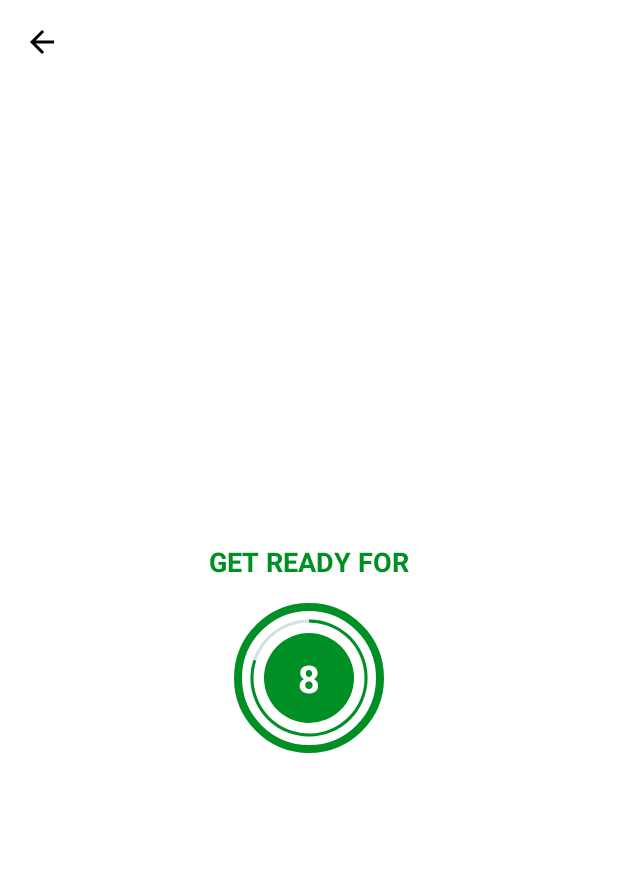
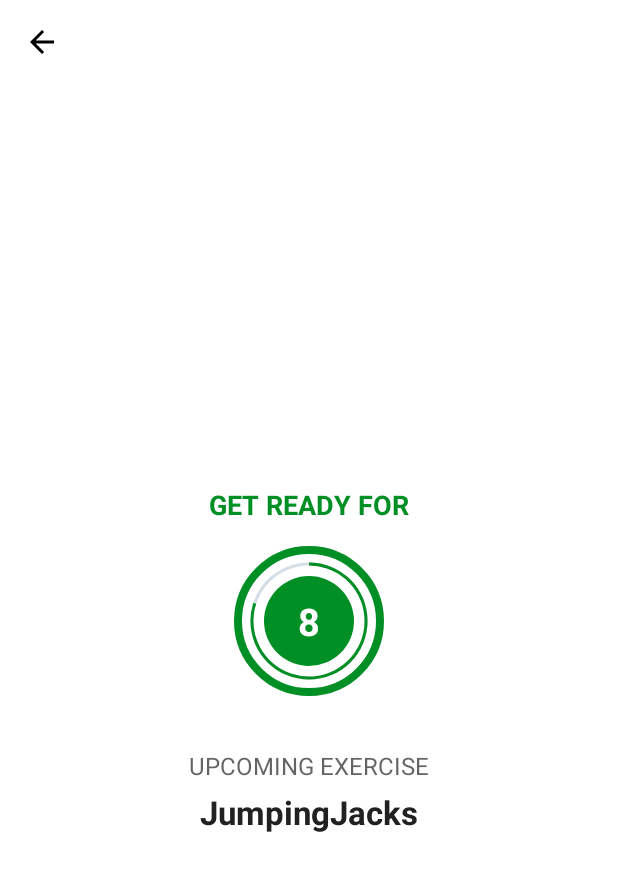
Before and after one commit to liguopengbenli/workoutAPP, an Android app: the ExerciseActivity screen opened directly, with no data from a screen before it, on a phone screen of 412 x 824 dp. Shown: the top 871 px of the screen. Run offline under Robolectric (Android 15) with nearby library versions, the phone set to English and light mode, and no system bars.

Commit message:
add text to speech and exercises with ArrayList of a data class

```diff
--- /dev/null
+++ b/app/src/main/java/com/lig/a7minuteworkout/Constants.kt
@@ -0,0 +1,53 @@
+package com.lig.a7minuteworkout
+
+import java.util.ArrayList
+
+class Constants {
+
+    companion object{
+        fun defaultExerciseList():ArrayList<ExerciseModel> {
+            val exciseList = ArrayList<ExerciseModel>()
+
+            val jumpingJacks = ExerciseModel(1, "JumpingJacks", R.drawable.ic_jumping_jacks, false, false)
+            exciseList.add(jumpingJacks)
+
+            val wallSit = ExerciseModel(2, "WallSit", R.drawable.ic_wall_sit, false, false)
+            exciseList.add(wallSit)
+
+            val abdominalCrunch = ExerciseModel(3, "AbdominalCrunch", R.drawable.ic_abdominal_crunch, false, false)
+            exciseList.add(abdominalCrunch)
+
+            val highKneesRunning = ExerciseModel(4, "HighKneesRunning", R.drawable.ic_high_knees_running_in_place, false, false)
+            exciseList.add(highKneesRunning)
+
+            val lunge = ExerciseModel(5, "Lunge", R.drawable.ic_lunge, false, false)
+            exciseList.add(lunge)
+
+            val plank = ExerciseModel(6, "Plank", R.drawable.ic_plank, false, false)
+            exciseList.add(plank)
+
+            val pushUp = ExerciseModel(7, "PushUp", R.drawable.ic_push_up, false, false)
+            exciseList.add(pushUp)
+
+            val pushUpRotation = ExerciseModel(8, "PushUpRotation", R.drawable.ic_push_up_and_rotation, false, false)
+            exciseList.add(pushUpRotation)
+
+            val sidePlank = ExerciseModel(9, "SidePlank", R.drawable.ic_side_plank, false, false)
+            exciseList.add(sidePlank)
+
+            val squat = ExerciseModel(10, "Squat", R.drawable.ic_squat, false, false)
+            exciseList.add(squat)
+
+            val stepUpOntoChair = ExerciseModel(11, "StepUpOntoChair", R.drawable.ic_step_up_onto_chair, false, false)
+            exciseList.add(stepUpOntoChair)
+
+            val tricepsDipOnChair = ExerciseModel(12, "TricepsDipOnChair", R.drawable.ic_triceps_dip_on_chair, false, false)
+            exciseList.add(tricepsDipOnChair)
+
+            return exciseList
+        }
+
+    }
+
+
+}
--- /dev/null
+++ b/app/src/main/java/com/lig/a7minuteworkout/ExerciseModel.kt
@@ -0,0 +1,14 @@
+package com.lig.a7minuteworkout
+
+import android.text.BoringLayout
+
+data class ExerciseModel(var id: Int,
+                         var name: String,
+                         var image: Int,
+                         var isCompleted: Boolean,
+                         var isSelected: Boolean)
+{
+
+
+
+}
--- a/app/src/main/res/layout/activity_exercise.xml
+++ b/app/src/main/res/layout/activity_exercise.xml
@@ -73,6 +73,26 @@
                     tools:text="10" />
             </LinearLayout>
         </FrameLayout>
+
+        <TextView
+            android:id="@+id/tvFixText"
+            android:layout_width="wrap_content"
+            android:layout_height="wrap_content"
+            android:layout_marginTop="20dp"
+            android:textSize="16sp"
+            android:textColor="@color/colorPrimaryDark"
+            android:text="UPCOMING EXERCISE" />
+
+        <TextView
+            android:id="@+id/tvUpComingExName"
+            android:layout_width="wrap_content"
+            android:layout_height="wrap_content"
+            android:layout_marginTop="5dp"
+            android:textColor="#212121"
+            android:textSize="22sp"
+            android:textStyle="bold"
+            tools:text="Exercise Name" />
+
     </LinearLayout>
 
 
@@ -87,7 +107,18 @@
         tools:visibility="visible"
         >
 
+        <ImageView
+            android:id="@+id/ivImage"
+            android:layout_width="match_parent"
+            android:layout_height="0dp"
+            android:scaleType="fitXY"
+            android:layout_weight="1"
+            android:contentDescription="@string/image"
+            android:src="@drawable/ic_jumping_jacks"
+            />
+
         <TextView
+            android:id="@+id/exName"
             android:layout_width="wrap_content"
             android:layout_height="wrap_content"
             android:text="EXERCIES START"
```
Also changed, not shown: app/src/main/java/com/lig/a7minuteworkout/ExerciseActivity.kt (+50 -2 lines), app/src/main/res/drawable-v24/ic_abdominal_crunch.png (added), app/src/main/res/drawable-v24/ic_high_knees_running_in_place.png (added), app/src/main/res/drawable-v24/ic_jumping_jacks.png (added), app/src/main/res/drawable-v24/ic_lunge.png (added), app/src/main/res/drawable-v24/ic_plank.png (added), app/src/main/res/drawable-v24/ic_push_up.png (added), app/src/main/res/drawable-v24/ic_push_up_and_rotation.png (added), app/src/main/res/drawable-v24/ic_side_plank.png (added), app/src/main/res/drawable-v24/ic_squat.png (added), app/src/main/res/drawable-v24/ic_step_up_onto_chair.png (added), app/src/main/res/drawable-v24/ic_triceps_dip_on_chair.png (added), app/src/main/res/drawable-v24/ic_wall_sit.png (added).
